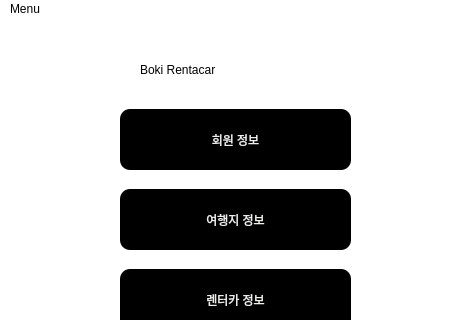
Qt form server/mainwindow.ui (rentacar-4team/rentacar) before a commit; both pictures show x 0 to 464 and y 0 to 320 of the 464 by 465 pixel window.
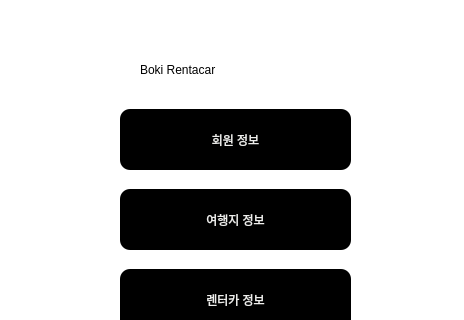
The same form after that commit.

The edit to the form file:
```diff
--- a/server/mainwindow.ui
+++ b/server/mainwindow.ui
@@ -122,7 +122,7 @@
    </property>
    <widget class="QMenu" name="menuBoki_Rentacar">
     <property name="title">
-     <string>Menu</string>
+     <string> </string>
     </property>
    </widget>
    <addaction name="menuBoki_Rentacar"/>
```
Left out of the diff: 2 changed lines with no effect on the pictures.
